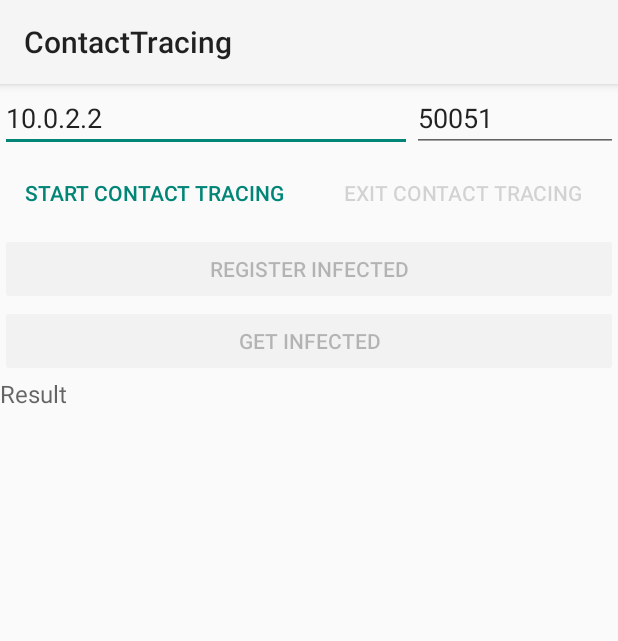
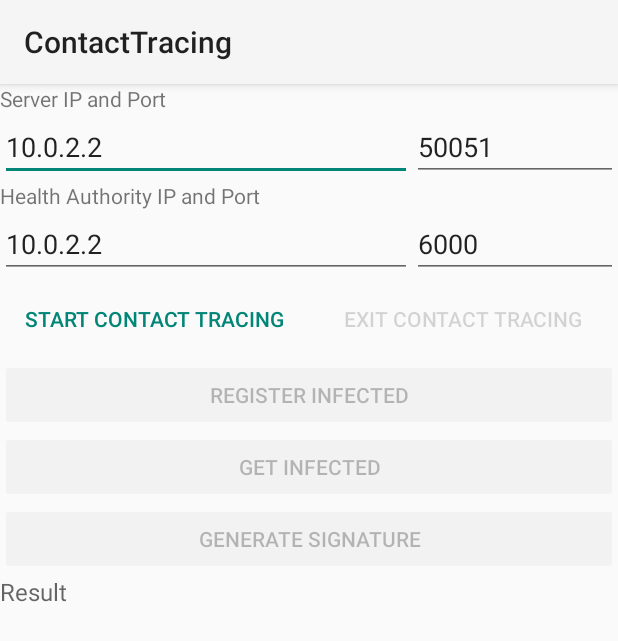
Before and after one commit to duarte-santos/sirs, an Android app: the screen it shows after launch (ContactTracingActivity), on a phone screen of 412 x 824 dp. Shown: the top 641 px of the screen. Run offline under Robolectric (Android 15) with nearby library versions, the light colour scheme and no system bars; libraries missing offline, so code that uses them is left out: com.google.protobuf, io.grpc, pt.tecnico.examples.

Commit message:
Health Authority 😎

```diff
--- a/android/app/src/main/java/pt/tecnico/contacttracing/ContactTracingActivity.java
+++ b/android/app/src/main/java/pt/tecnico/contacttracing/ContactTracingActivity.java
@@ -49,13 +49,17 @@ import pt.tecnico.examples.contacttracing.ContactTracingGrpc.*;
 
 public class ContactTracingActivity extends AppCompatActivity {
   private ManagedChannel channel;
+  private ManagedChannel channelHealth;
 
   private EditText hostEdit;
   private EditText portEdit;
+  private EditText hostHealthEdit;
+  private EditText portHealthEdit;
   private Button startContactTracingButton;
   private Button exitContactTracingButton;
   private Button registerInfectedButton;
   private Button getInfectedButton;
+  private Button generateSignatureButton;
   private TextView resultText;
 
   // FIXME : Guardar persistentemente
@@ -70,10 +74,13 @@ public class ContactTracingActivity extends AppCompatActivity {
     setContentView(R.layout.activity_contact);
     hostEdit = (EditText) findViewById(R.id.host_edit_text);
     portEdit = (EditText) findViewById(R.id.port_edit_text);
+    hostHealthEdit = (EditText) findViewById(R.id.health_host_edit_text);
+    portHealthEdit = (EditText) findViewById(R.id.health_port_edit_text);
     startContactTracingButton = (Button) findViewById(R.id.start_contact_tracing_button);
     exitContactTracingButton = (Button) findViewById(R.id.exit_contact_tracing_button);
     registerInfectedButton = (Button) findViewById(R.id.register_infected_button);
     getInfectedButton = (Button) findViewById(R.id.get_infected_button);
+    generateSignatureButton = (Button) findViewById(R.id.generate_signature_button);
     disableButtons();
     startContactTracingButton.setEnabled(true);
     resultText = (TextView) findViewById(R.id.result_text);
@@ -122,6 +129,22 @@ public class ContactTracingActivity extends AppCompatActivity {
     new GrpcTask(new GetInfectedRunnable(), channel, this).execute();
   }
 
+  public void generateSignature(View view) {
+    // Connect to health authority
+    String host = hostHealthEdit.getText().toString();
+    String portStr = portHealthEdit.getText().toString();
+    int port = TextUtils.isEmpty(portStr) ? 0 : Integer.valueOf(portStr);
+    ((InputMethodManager) getSystemService(Context.INPUT_METHOD_SERVICE))
+            .hideSoftInputFromWindow(hostHealthEdit.getWindowToken(), 0);
+    channelHealth = ManagedChannelBuilder.forAddress(host, port).usePlaintext().build();
+    hostHealthEdit.setEnabled(false);
+    portHealthEdit.setEnabled(false);
+
+    setResultText("");
+    disableButtons();
+    new GrpcTask(new GenerateSignatureRunnable(), channelHealth, this).execute();
+  }
+
 
   private void setResultText(String text) {
     resultText.setText(text);
@@ -132,6 +155,7 @@ public class ContactTracingActivity extends AppCompatActivity {
     exitContactTracingButton.setEnabled(false);
     registerInfectedButton.setEnabled(false);
     getInfectedButton.setEnabled(false);
+    generateSignatureButton.setEnabled(false);
   }
 
   private void enableButtons() {
@@ -139,6 +163,7 @@ public class ContactTracingActivity extends AppCompatActivity {
     exitContactTracingButton.setEnabled(true);
     registerInfectedButton.setEnabled(true);
     getInfectedButton.setEnabled(true);
+    generateSignatureButton.setEnabled(true);
   }
 
   class GenerateNumber extends TimerTask {
@@ -218,11 +243,13 @@ public class ContactTracingActivity extends AppCompatActivity {
       StringBuffer logs = new StringBuffer();
       appendLogs(logs, "*** RegisterInfected ***");
 
+      // Add numbers and keys to request
       RegisterInfectedRequest.Builder request = RegisterInfectedRequest.newBuilder();
-      // Add numbers and keys to request
-      for (int i=0; i<numbers.size(); i++){
-        request.addNumber(numbers.get(i));
-        request.addKey(keys.get(i));
+      for (int i = 0; i < numbers.size(); i++) {
+        int number = numbers.get(i);
+        int key = keys.get(i);
+        Infected responseData = Infected.newBuilder().setNumber(number).setKey(key).build();
+        request.addInfected(responseData);
       }
 
       RegisterInfectedResponse response;
@@ -275,6 +302,39 @@ public class ContactTracingActivity extends AppCompatActivity {
 
   } // private static class GetInfectedRunnable
 
+
+
+  /* ====[                  GenerateSignatureRunnable                  ]==== */
+
+  private static class GenerateSignatureRunnable implements GrpcRunnable {
+    @Override
+    public String run(ContactTracingBlockingStub blockingStub, ContactTracingStub asyncStub) throws Exception {
+      return generateSignature(blockingStub);
+    }
+
+    /** Blocking unary call. Calls registerInfected and prints the response. */
+    private String generateSignature(ContactTracingBlockingStub blockingStub) throws StatusRuntimeException {
+      StringBuffer logs = new StringBuffer();
+      appendLogs(logs, "*** Generating Signature ***");
+
+      GenerateSignatureRequest.Builder request = GenerateSignatureRequest.newBuilder();
+      for (int i = 0; i < numbers.size(); i++) {
+        int number = numbers.get(i);
+        int key = keys.get(i);
+        Infected responseData = Infected.newBuilder().setNumber(number).setKey(key).build();
+
+        request.addInfected(responseData);
+      }
+
+      GenerateSignatureResponse response;
+      response = blockingStub.generateSignature(request.build());
+      appendLogs(logs, "Received signature: {0}", response.getSignature());
+      return logs.toString();
+    }
+
+  } // private static class GenerateSignatureRunnable
+
+
   private static void appendLogs(StringBuffer logs, String msg, Object... params) {
     if (params.length > 0) {
       logs.append(MessageFormat.format(msg, params));
--- a/android/app/src/main/res/layout/activity_contact.xml
+++ b/android/app/src/main/res/layout/activity_contact.xml
@@ -3,6 +3,12 @@
               android:layout_height="match_parent"
               tools:context=".ContactTracingActivity"
               android:orientation="vertical" >
+
+    <TextView
+        android:id="@+id/textView"
+        android:layout_width="match_parent"
+        android:layout_height="wrap_content"
+        android:text="Server IP and Port" />
 
     <LinearLayout
             android:layout_width="match_parent"
@@ -27,10 +33,40 @@
             android:text="50051" />
     </LinearLayout>
 
-    <LinearLayout style="?android:buttonBarStyle"
-            android:layout_width="match_parent"
+    <TextView
+        android:id="@+id/textView2"
+        android:layout_width="match_parent"
+        android:layout_height="wrap_content"
+        android:text="Health Authority IP and Port" />
+
+    <LinearLayout
+        android:layout_width="match_parent"
+        android:layout_height="wrap_content"
+        android:orientation="horizontal">
+
+        <EditText
+            android:id="@+id/health_host_edit_text"
+            android:layout_width="0dp"
             android:layout_height="wrap_content"
-            android:orientation="horizontal">
+            android:layout_weight="2"
+            android:hint="Enter Health Host"
+            android:text="10.0.2.2" />
+
+        <EditText
+            android:id="@+id/health_port_edit_text"
+            android:layout_width="0dp"
+            android:layout_height="wrap_content"
+            android:layout_weight="1"
+            android:hint="Enter Health Port"
+            android:inputType="numberDecimal"
+            android:text="6000" />
+    </LinearLayout>
+
+    <LinearLayout
+        style="?android:buttonBarStyle"
+        android:layout_width="match_parent"
+        android:layout_height="wrap_content"
+        android:orientation="horizontal">
 
         <Button
             android:id="@+id/start_contact_tracing_button"
@@ -65,10 +101,17 @@
         android:onClick="getInfected"
         android:text="Get Infected" />
 
+    <Button
+        android:id="@+id/generate_signature_button"
+        android:layout_width="match_parent"
+        android:layout_height="wrap_content"
+        android:onClick="generateSignature"
+        android:text="Generate Signature" />
+
     <TextView
         android:id="@+id/result_text"
         android:layout_width="match_parent"
-        android:layout_height="match_parent"
+        android:layout_height="599dp"
         android:hint="Result"
         android:scrollbars="vertical"
         android:textSize="16sp" />
```
Also changed, not shown: build.gradle (+9 -0 lines), src/main/java/pt/tecnico/examples/contacttracing/HealthApp.java (added, +72 -0 lines), src/main/java/pt/tecnico/examples/contacttracing/HealthImpl.java (added, +53 -0 lines), src/main/java/pt/tecnico/examples/contacttracing/ServerImpl.java (+4 -11 lines), 3 other files.
